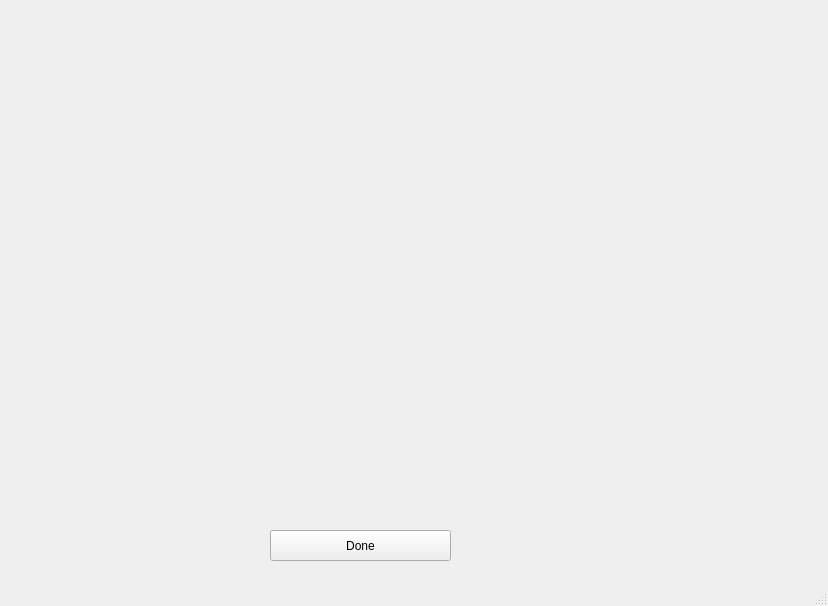
First picture: the form in mainwindow.ui, repository WinterCS003/Project-2, before the edit.
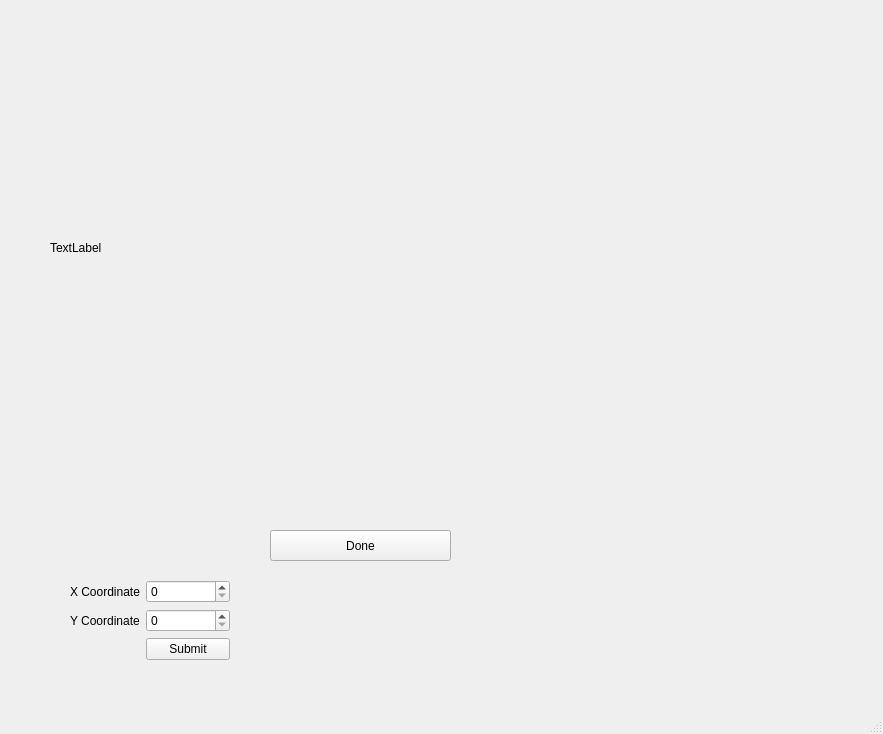
Second picture: the form after the edit. Icons and pictures are not drawn. Custom widgets are drawn as their Qt base class.

The edit to the form file:
```diff
--- a/mainwindow.ui
+++ b/mainwindow.ui
@@ -6,8 +6,8 @@
    <rect>
     <x>0</x>
     <y>0</y>
-    <width>828</width>
-    <height>606</height>
+    <width>883</width>
+    <height>734</height>
    </rect>
   </property>
   <property name="windowTitle">
@@ -19,7 +19,7 @@
      <rect>
       <x>10</x>
       <y>0</y>
-      <width>811</width>
+      <width>861</width>
       <height>571</height>
      </rect>
     </property>
@@ -971,6 +971,19 @@
        <string>Done</string>
       </property>
      </widget>
+     <widget class="QLabel" name="drawing">
+      <property name="geometry">
+       <rect>
+        <x>40</x>
+        <y>40</y>
+        <width>640</width>
+        <height>416</height>
+       </rect>
+      </property>
+      <property name="text">
+       <string>TextLabel</string>
+      </property>
+     </widget>
     </widget>
     <widget class="QWidget" name="drawnMap">
      <widget class="mapwidget" name="widget_2" native="true">
@@ -985,6 +998,45 @@
      </widget>
     </widget>
    </widget>
+   <widget class="QWidget" name="formLayoutWidget">
+    <property name="geometry">
+     <rect>
+      <x>70</x>
+      <y>580</y>
+      <width>160</width>
+      <height>80</height>
+     </rect>
+    </property>
+    <layout class="QFormLayout" name="coordinate">
+     <item row="1" column="1">
+      <widget class="QSpinBox" name="Ycord"/>
+     </item>
+     <item row="0" column="1">
+      <widget class="QSpinBox" name="Xcord"/>
+     </item>
+     <item row="0" column="0">
+      <widget class="QLabel" name="xLabel">
+       <property name="text">
+        <string>X Coordinate</string>
+       </property>
+      </widget>
+     </item>
+     <item row="1" column="0">
+      <widget class="QLabel" name="yLabel">
+       <property name="text">
+        <string>Y Coordinate</string>
+       </property>
+      </widget>
+     </item>
+     <item row="2" column="1">
+      <widget class="QPushButton" name="submit">
+       <property name="text">
+        <string>Submit</string>
+       </property>
+      </widget>
+     </item>
+    </layout>
+   </widget>
   </widget>
   <widget class="QMenuBar" name="menubar">
    <property name="geometry">
```
Left out of the diff: 16 changed lines with no effect on the pictures.
